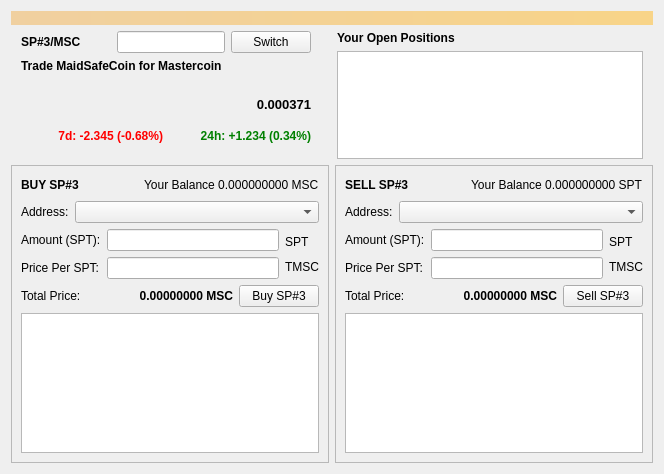
zathras-crypto/mastercore, file src/qt/forms/metadexdialog.ui: the form before one commit.
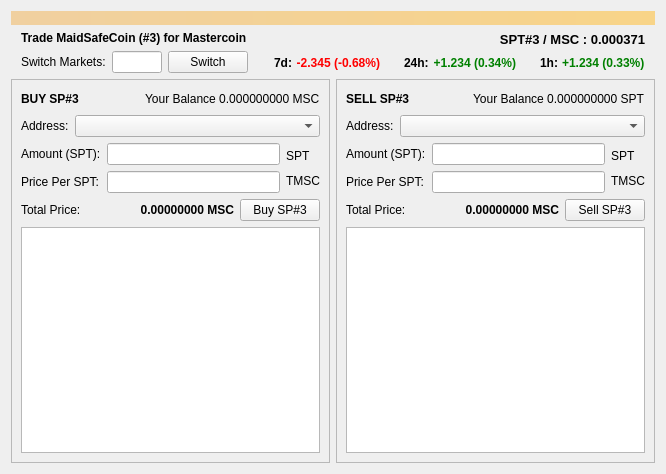
The form after the commit.

Diff of the .ui file:
```diff
--- a/src/qt/forms/metadexdialog.ui
+++ b/src/qt/forms/metadexdialog.ui
@@ -60,6 +60,22 @@
          <property name="rightMargin">
           <number>10</number>
          </property>
+         <item>
+          <widget class="QLabel" name="marketLabel">
+           <property name="font">
+            <font>
+             <weight>75</weight>
+             <bold>true</bold>
+            </font>
+           </property>
+           <property name="text">
+            <string>Trade MaidSafeCoin (#3) for Mastercoin</string>
+           </property>
+           <property name="alignment">
+            <set>Qt::AlignLeading|Qt::AlignLeft|Qt::AlignTop</set>
+           </property>
+          </widget>
+         </item>
          <item>
           <layout class="QHBoxLayout" name="horizontalLayout_4">
            <property name="spacing">
@@ -72,31 +88,15 @@
             <widget class="QLabel" name="exchangeLabel">
              <property name="font">
               <font>
-               <weight>75</weight>
-               <bold>true</bold>
+               <weight>50</weight>
+               <bold>false</bold>
               </font>
              </property>
              <property name="text">
-              <string>SP#3/MSC</string>
+              <string>Switch Markets:</string>
              </property>
             </widget>
            </item>
-           <item>
-            <spacer name="horizontalSpacer_4">
-             <property name="orientation">
-              <enum>Qt::Horizontal</enum>
-             </property>
-             <property name="sizeType">
-              <enum>QSizePolicy::Fixed</enum>
-             </property>
-             <property name="sizeHint" stdset="0">
-              <size>
-               <width>30</width>
-               <height>20</height>
-              </size>
-             </property>
-            </spacer>
-           </item>
            <item>
             <widget class="QLineEdit" name="switchLineEdit">
              <property name="sizePolicy">
@@ -140,22 +140,32 @@
            </item>
           </layout>
          </item>
+        </layout>
+       </item>
          <item>
-          <widget class="QLabel" name="marketLabel">
-           <property name="font">
-            <font>
-             <weight>75</weight>
-             <bold>true</bold>
-            </font>
-           </property>
-           <property name="text">
-            <string>Trade MaidSafeCoin for Mastercoin</string>
-           </property>
-           <property name="alignment">
-            <set>Qt::AlignLeading|Qt::AlignLeft|Qt::AlignTop</set>
-           </property>
-          </widget>
-         </item>
+        <spacer name="horizontalSpacer_3">
+         <property name="orientation">
+          <enum>Qt::Horizontal</enum>
+         </property>
+         <property name="sizeType">
+          <enum>QSizePolicy::Fixed</enum>
+         </property>
+         <property name="sizeHint" stdset="0">
+          <size>
+           <width>10</width>
+           <height>20</height>
+          </size>
+         </property>
+        </spacer>
+       </item>
+       <item>
+        <layout class="QVBoxLayout" name="verticalLayout_9">
+         <property name="topMargin">
+          <number>0</number>
+         </property>
+         <property name="rightMargin">
+          <number>0</number>
+         </property>
          <item>
           <widget class="QLabel" name="label_3">
            <property name="font">
@@ -166,7 +176,7 @@
             </font>
            </property>
            <property name="text">
-            <string>0.000371</string>
+            <string>SPT#3 / MSC : 0.000371</string>
            </property>
            <property name="alignment">
             <set>Qt::AlignRight|Qt::AlignTrailing|Qt::AlignVCenter</set>
@@ -176,8 +186,34 @@
          <item>
           <layout class="QHBoxLayout" name="horizontalLayout_17">
            <property name="spacing">
-            <number>6</number>
+            <number>4</number>
            </property>
+           <item>
+            <spacer name="horizontalSpacer_7">
+             <property name="orientation">
+              <enum>Qt::Horizontal</enum>
+             </property>
+             <property name="sizeHint" stdset="0">
+              <size>
+               <width>40</width>
+               <height>20</height>
+              </size>
+             </property>
+            </spacer>
+           </item>
+           <item>
+            <widget class="QLabel" name="label_9">
+             <property name="font">
+              <font>
+               <weight>75</weight>
+               <bold>true</bold>
+              </font>
+             </property>
+             <property name="text">
+              <string>7d:</string>
+             </property>
+            </widget>
+           </item>
            <item>
             <widget class="QLabel" name="label_2">
              <property name="font">
@@ -190,10 +226,42 @@
               <string notr="true">color: red;</string>
              </property>
              <property name="text">
-              <string>7d: -2.345 (-0.68%)</string>
+              <string>-2.345 (-0.68%)</string>
              </property>
              <property name="alignment">
               <set>Qt::AlignRight|Qt::AlignTrailing|Qt::AlignVCenter</set>
+             </property>
+             <property name="margin">
+              <number>0</number>
+             </property>
+            </widget>
+           </item>
+           <item>
+            <spacer name="horizontalSpacer_4">
+             <property name="orientation">
+              <enum>Qt::Horizontal</enum>
+             </property>
+             <property name="sizeType">
+              <enum>QSizePolicy::Fixed</enum>
+             </property>
+             <property name="sizeHint" stdset="0">
+              <size>
+               <width>20</width>
+               <height>20</height>
+              </size>
+             </property>
+            </spacer>
+           </item>
+           <item>
+            <widget class="QLabel" name="label_12">
+             <property name="font">
+              <font>
+               <weight>75</weight>
+               <bold>true</bold>
+              </font>
+             </property>
+             <property name="text">
+              <string>24h:</string>
              </property>
             </widget>
            </item>
@@ -209,35 +277,15 @@
               <string notr="true">color: green;</string>
              </property>
              <property name="text">
-              <string>24h: +1.234 (0.34%)</string>
+              <string>+1.234 (0.34%)</string>
              </property>
              <property name="alignment">
               <set>Qt::AlignRight|Qt::AlignTrailing|Qt::AlignVCenter</set>
              </property>
             </widget>
            </item>
-          </layout>
-         </item>
          <item>
-          <spacer name="verticalSpacer">
-           <property name="orientation">
-            <enum>Qt::Vertical</enum>
-           </property>
-           <property name="sizeType">
-            <enum>QSizePolicy::Minimum</enum>
-           </property>
-           <property name="sizeHint" stdset="0">
-            <size>
-             <width>20</width>
-             <height>10</height>
-            </size>
-           </property>
-          </spacer>
-         </item>
-        </layout>
-       </item>
-       <item>
-        <spacer name="horizontalSpacer_3">
+            <spacer name="horizontalSpacer_8">
          <property name="orientation">
           <enum>Qt::Horizontal</enum>
          </property>
@@ -246,22 +294,27 @@
          </property>
          <property name="sizeHint" stdset="0">
           <size>
-           <width>10</width>
+               <width>20</width>
            <height>20</height>
           </size>
          </property>
         </spacer>
        </item>
        <item>
-        <layout class="QVBoxLayout" name="verticalLayout_9">
-         <property name="topMargin">
-          <number>0</number>
-         </property>
-         <property name="rightMargin">
-          <number>0</number>
-         </property>
+            <widget class="QLabel" name="label_14">
+             <property name="font">
+              <font>
+               <weight>75</weight>
+               <bold>true</bold>
+              </font>
+             </property>
+             <property name="text">
+              <string>1h:</string>
+             </property>
+            </widget>
+           </item>
          <item>
-          <widget class="QLabel" name="propertyIDLabel">
+            <widget class="QLabel" name="label_7">
            <property name="font">
             <font>
              <weight>75</weight>
@@ -269,40 +322,14 @@
             </font>
            </property>
            <property name="styleSheet">
-            <string notr="true"/>
+              <string notr="true">color:green;</string>
            </property>
            <property name="text">
-            <string>Your Open Positions</string>
+              <string>+1.234 (0.33%)</string>
            </property>
           </widget>
          </item>
-         <item>
-          <widget class="QTableWidget" name="openOrders">
-           <property name="sizePolicy">
-            <sizepolicy hsizetype="Expanding" vsizetype="Minimum">
-             <horstretch>0</horstretch>
-             <verstretch>0</verstretch>
-            </sizepolicy>
-           </property>
-           <property name="minimumSize">
-            <size>
-             <width>0</width>
-             <height>20</height>
-            </size>
-           </property>
-           <property name="maximumSize">
-            <size>
-             <width>16777215</width>
-             <height>160</height>
-            </size>
-           </property>
-           <property name="rowCount">
-            <number>0</number>
-           </property>
-           <attribute name="horizontalHeaderDefaultSectionSize">
-            <number>100</number>
-           </attribute>
-          </widget>
+          </layout>
          </item>
         </layout>
        </item>
```
Lines whose indentation alone changed are shown as unchanged.
